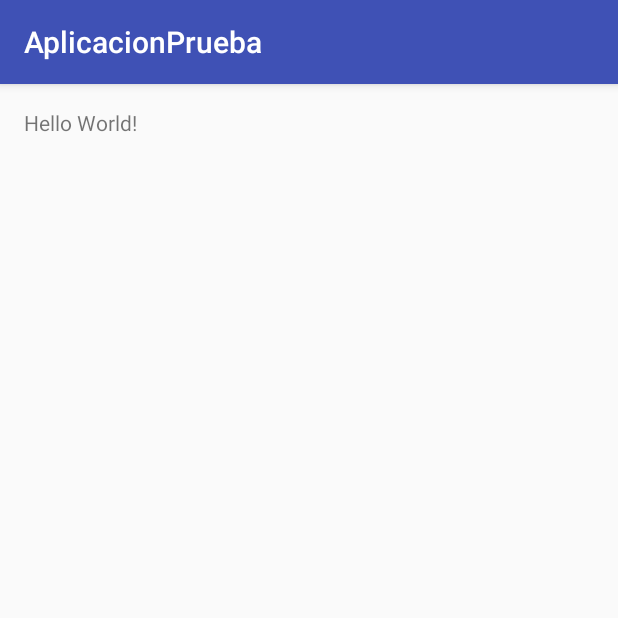
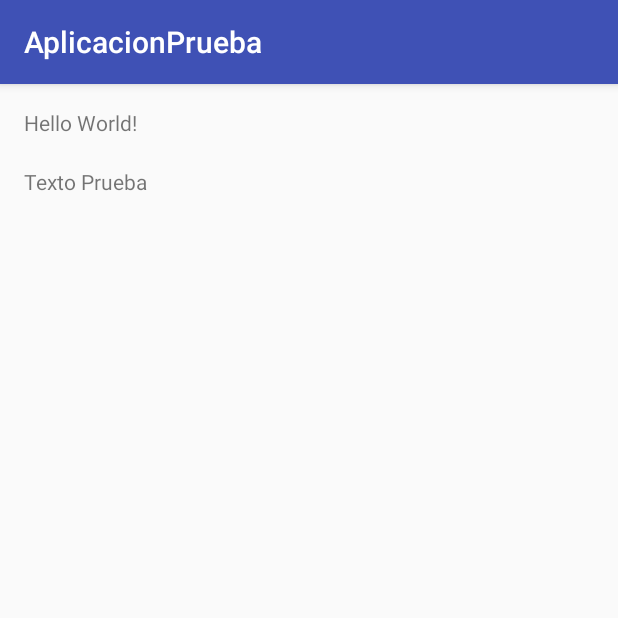
Before and after one commit to Astarenides/Android, an Android app: the screen it shows after launch (MainActivity), on a phone screen of 412 x 824 dp, the top half of it. Run offline under Robolectric (Android 15) with nearby library versions, the phone set to English and light mode, and no system bars.

Commit message:
Prueba commit desde Android Studio

```diff
--- a/AplicacionPrueba/app/src/main/res/layout/activity_main.xml
+++ b/AplicacionPrueba/app/src/main/res/layout/activity_main.xml
@@ -12,5 +12,13 @@
     <TextView
         android:layout_width="wrap_content"
         android:layout_height="wrap_content"
-        android:text="Hello World!" />
+        android:text="Hello World!"
+        android:id="@+id/texto1"/>
+
+    <TextView
+        android:layout_width="wrap_content"
+        android:layout_height="wrap_content"
+        android:text="Texto Prueba"
+        android:layout_below="@id/texto1"
+        android:layout_marginTop="20dp"/>
 </RelativeLayout>
```
